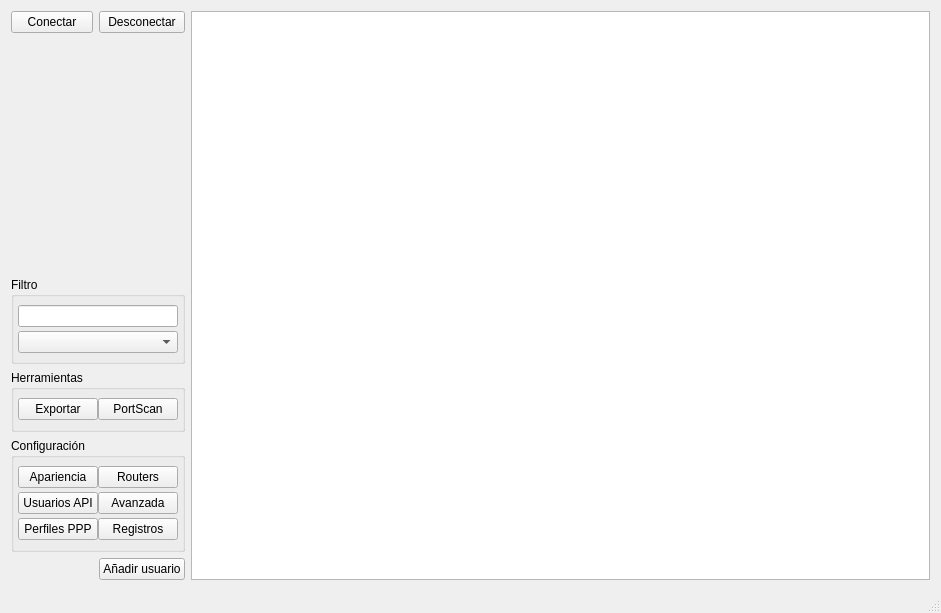
silderan/QMikPPPManager, file QMikPPPManager.ui: the form before one commit.
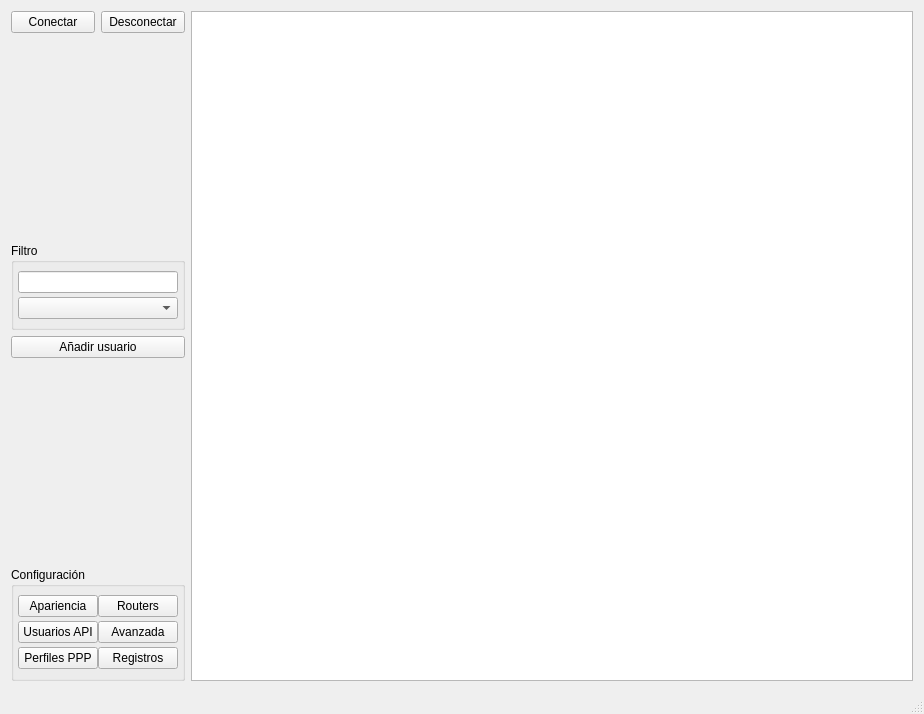
The form after the commit. Custom widgets are drawn as their Qt base class.

What changed in the file:
```diff
--- a/QMikPPPManager.ui
+++ b/QMikPPPManager.ui
@@ -6,15 +6,15 @@
    <rect>
     <x>0</x>
     <y>0</y>
-    <width>941</width>
-    <height>613</height>
+    <width>924</width>
+    <height>714</height>
    </rect>
   </property>
   <property name="windowTitle">
    <string>QMikPPPManager</string>
   </property>
   <widget class="QWidget" name="centralWidget">
-   <layout class="QGridLayout" name="gridLayout_4">
+   <layout class="QGridLayout" name="gridLayout_3">
     <item row="0" column="0">
      <widget class="QPushButton" name="connectButton">
       <property name="sizePolicy">
@@ -52,7 +52,7 @@
       <property name="sizeHint" stdset="0">
        <size>
         <width>20</width>
-        <height>180</height>
+        <height>181</height>
        </size>
       </property>
      </spacer>
@@ -97,48 +97,20 @@
       </layout>
      </widget>
     </item>
-    <item row="3" column="0" colspan="2">
-     <widget class="QGroupBox" name="groupBox_3">
-      <property name="title">
-       <string>Herramientas</string>
-      </property>
-      <layout class="QGridLayout" name="gridLayout_3">
-       <property name="leftMargin">
-        <number>4</number>
-       </property>
-       <property name="topMargin">
-        <number>8</number>
-       </property>
-       <property name="rightMargin">
-        <number>4</number>
-       </property>
-       <property name="bottomMargin">
-        <number>9</number>
-       </property>
-       <property name="horizontalSpacing">
-        <number>0</number>
-       </property>
-       <property name="verticalSpacing">
-        <number>4</number>
-       </property>
-       <item row="0" column="0">
-        <widget class="QPushButton" name="exportButton">
-         <property name="text">
-          <string>Exportar</string>
-         </property>
-        </widget>
-       </item>
-       <item row="0" column="1">
-        <widget class="QPushButton" name="portScanButton">
-         <property name="text">
-          <string>PortScan</string>
-         </property>
-        </widget>
-       </item>
-      </layout>
-     </widget>
-    </item>
     <item row="4" column="0" colspan="2">
+     <spacer name="verticalSpacer_2">
+      <property name="orientation">
+       <enum>Qt::Vertical</enum>
+      </property>
+      <property name="sizeHint" stdset="0">
+       <size>
+        <width>20</width>
+        <height>180</height>
+       </size>
+      </property>
+     </spacer>
+    </item>
+    <item row="5" column="0" colspan="2">
      <widget class="QGroupBox" name="groupBox_2">
       <property name="title">
        <string>Configuración</string>
@@ -207,7 +179,7 @@
       </layout>
      </widget>
     </item>
-    <item row="5" column="1">
+    <item row="3" column="0" colspan="2">
      <widget class="QPushButton" name="addUserButton">
       <property name="text">
        <string>Añadir usuario</string>
```
Left out of the diff: 10 changed lines with no effect on the pictures.
